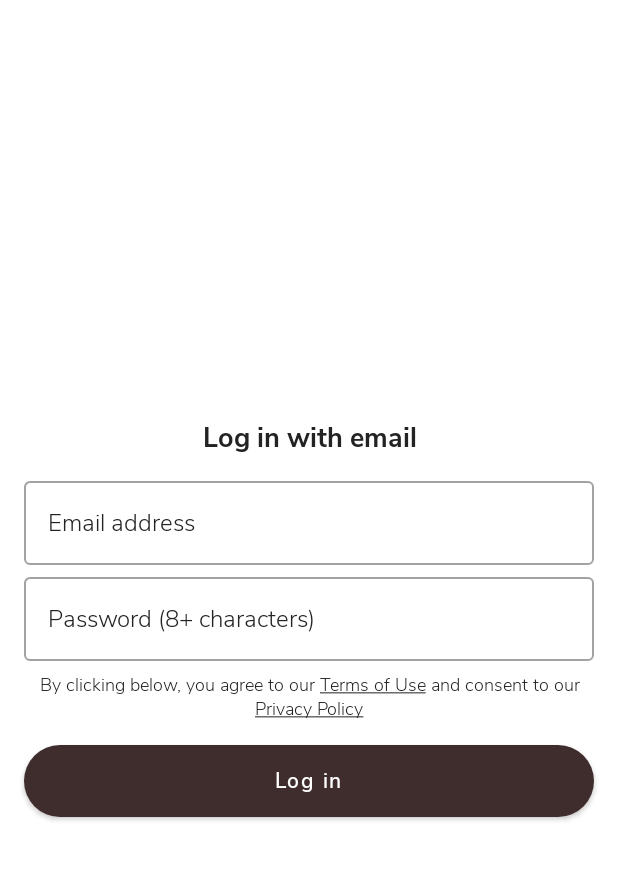
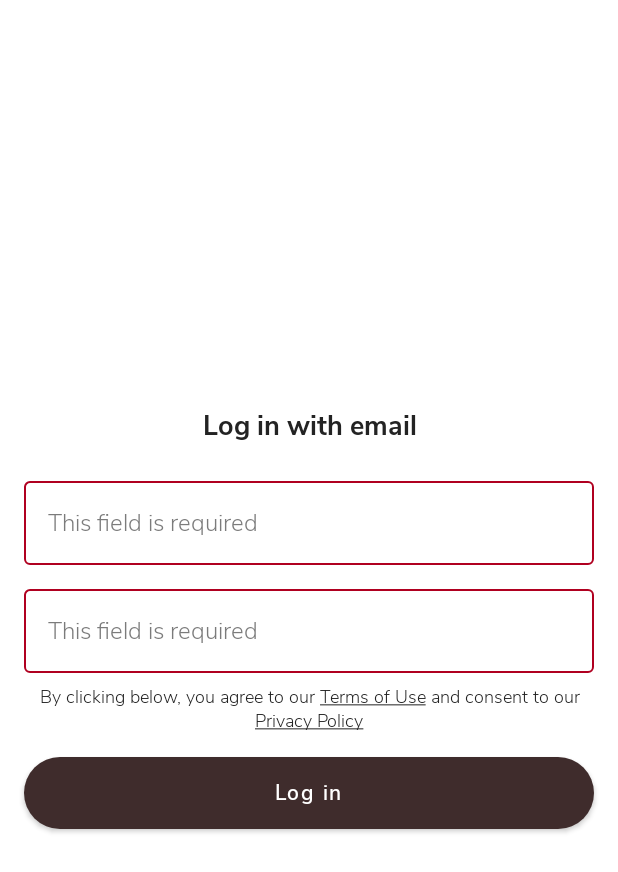
Before and after one commit to rramprasad/BloomApp, an Android app built with Jetpack Compose: the composable LoginScreen shown on its own in the app's theme, after a tap on "Log in", on a phone screen of 412 x 824 dp. Shown: the top 872 px of the screen. Run offline under Robolectric (Android 15) with nearby library versions, the phone set to English and light mode, and no system bars; our stand-ins replace Dagger/Hilt's generated code, Firebase (no records; nobody signed in at launch, a user with empty details on screens opened directly); 8 statements that could not run were skipped.

Commit message:
Handled Error states in Login screen

```diff
--- a/app/src/main/java/dev/ramprasad/bloom/feature/login/LoginRepository.kt
+++ b/app/src/main/java/dev/ramprasad/bloom/feature/login/LoginRepository.kt
@@ -27,9 +27,9 @@ class LoginRepository @Inject constructor() {
     @ExperimentalCoroutinesApi
     suspend fun login(email: String, password: String): Flow<Boolean> {
         return callbackFlow {
-            firebaseAuth.signInWithEmailAndPassword(email.trim(), password.trim())
+            val addOnCompleteListener =
+                firebaseAuth.signInWithEmailAndPassword(email.trim(), password.trim())
                     .addOnCompleteListener { task ->
-                        Log.d("compose", "on addOnCompleteListener ${task.isSuccessful}")
                         if (task.isSuccessful) {
                             trySend(true)
                         } else {
--- a/app/src/main/java/dev/ramprasad/bloom/feature/login/LoginScreen.kt
+++ b/app/src/main/java/dev/ramprasad/bloom/feature/login/LoginScreen.kt
@@ -49,46 +49,54 @@ fun LoginScreen(loginViewModel:LoginViewModel = hiltViewModel(),onLoginSuccess:
         .fillMaxHeight()
         .background(MaterialTheme.colors.background)
     ) {
-        Log.d("compose", "LoginScreen compose: entered")
         Column(
             modifier = Modifier.fillMaxWidth(),
             verticalArrangement = Arrangement.Center,
             horizontalAlignment = Alignment.CenterHorizontally
         ) {
+            val currentContext = LocalContext.current
             LoginTitle()
             Spacer(modifier = Modifier.size(16.dp))
             val emailState = rememberSaveable {
                 mutableStateOf("")
             }
-            EmailTextField(emailState)
+            val emailErrorState = rememberSaveable {
+                mutableStateOf(currentContext.getString(R.string.email_address_label))
+            }
+            EmailTextField(emailState,emailErrorState)
             Spacer(modifier = Modifier.size(8.dp))
 
             val passwordState = rememberSaveable {
                 mutableStateOf("")
             }
-            PasswordTextField(passwordState)
+            val passwordErrorState = rememberSaveable {
+                mutableStateOf(currentContext.getString(R.string.password_label))
+            }
+            PasswordTextField(passwordState,passwordErrorState)
             Spacer(modifier = Modifier.size(8.dp))
             TermsOfUseText()
             Spacer(modifier = Modifier.size(16.dp))
-            val currentContext = LocalContext.current
             LoginInButton{
-                Log.d("compose", "Login clicked")
+                if(emailState.value.isEmpty()){
+                    emailErrorState.value = currentContext.getString(R.string.required_field_empty_message)
+                }
+
+                if(passwordState.value.isEmpty()){
+                    passwordErrorState.value = currentContext.getString(R.string.required_field_empty_message)
+                }
+
                 if(emailState.value.isNotEmpty() && passwordState.value.isNotEmpty()) {
-                    Log.d("compose", "before login")
                     loginViewModel.onLogin(emailState.value, passwordState.value)
                 }
             }
 
-            Log.d("compose", "before loginResultState observe")
             val loginSuccess = loginViewModel.loginResultState.collectAsState().value
             if(loginSuccess){
-                Log.d("compose", "loginSuccess $loginSuccess")
-                Toast.makeText(currentContext, "Login SUCCESS", Toast.LENGTH_SHORT).show()
+                //Toast.makeText(currentContext, "Login SUCCESS", Toast.LENGTH_SHORT).show()
                 onLoginSuccess()
             }
             else{
-                Log.d("compose", "loginSuccess $loginSuccess")
-                Toast.makeText(currentContext, "Login FAILED", Toast.LENGTH_SHORT).show()
+                //Toast.makeText(currentContext, "Login FAILED", Toast.LENGTH_SHORT).show()
             }
         }
     }
@@ -107,18 +115,24 @@ fun LoginTitle() {
 }
 
 @Composable
-fun EmailTextField(emailState: MutableState<String>) {
-    val errorOccured by rememberSaveable {
+fun EmailTextField(emailState: MutableState<String>,emailErrorState : MutableState<String>  ) {
+    val currentContext = LocalContext.current
+    /*var errorOccured by rememberSaveable {
         mutableStateOf(false)
     }
+    var errorMessage by rememberSaveable {
+        mutableStateOf("")
+    }*/
+
     OutlinedTextField(
         value = emailState.value,
         onValueChange = {
-            if(it.length < 50){
-                emailState.value = it
-            }
+            emailState.value = it
         },
-        isError = errorOccured,
+        label = {
+            Text(emailErrorState.value)
+        },
+        isError = emailErrorState.value != currentContext.getString(R.string.email_address_label),
         placeholder = { Text(text = stringResource(id = R.string.email_address),color = MaterialTheme.colors.onPrimary)},
         enabled = true,
         modifier = Modifier
@@ -140,15 +154,18 @@ fun EmailTextField(emailState: MutableState<String>) {
 }
 
 @Composable
-fun PasswordTextField(passwordState: MutableState<String>) {
+fun PasswordTextField(passwordState: MutableState<String>,passwordErrorState: MutableState<String>) {
+    val currentContext = LocalContext.current
     OutlinedTextField(
         value = passwordState.value,
         onValueChange = {
-            if(it.length < 50) {
                 passwordState.value = it
-            }
+        },
+        label = {
+            Text(passwordErrorState.value)
         },
         placeholder = { Text(text = stringResource(id = R.string.password),color = MaterialTheme.colors.onPrimary)},
+        isError = passwordErrorState.value != currentContext.getString(R.string.password_label),
         enabled = true,
         modifier = Modifier
             .fillMaxWidth()
--- a/app/src/main/res/values/strings.xml
+++ b/app/src/main/res/values/strings.xml
@@ -15,8 +15,8 @@
     <string name="create_account">Create account</string>
     <string name="login">Log in</string>
     <string name="login_with_email">Log in with email</string>
-    <string name="email_address">Email address</string>
-    <string name="password">Password (8+ characters)</string>
+    <string name="email_address">Enter your Email address</string>
+    <string name="password">Enter Password (8+ characters)</string>
     <string name="terms_of_use_1">By clicking below, you agree to our Terms of Use </string>
     <string name="terms_of_use_2">and consent to our Privacy Policy</string>
     <string name="home">Home</string>
@@ -26,4 +26,7 @@
     <string name="search">Search</string>
     <string name="browse_themes">Browse themes</string>
     <string name="design_your_home_garden">Design your home garden</string>
+    <string name="required_field_empty_message">This field is required</string>
+    <string name="email_address_label">Email</string>
+    <string name="password_label">Password</string>
 </resources>
```
